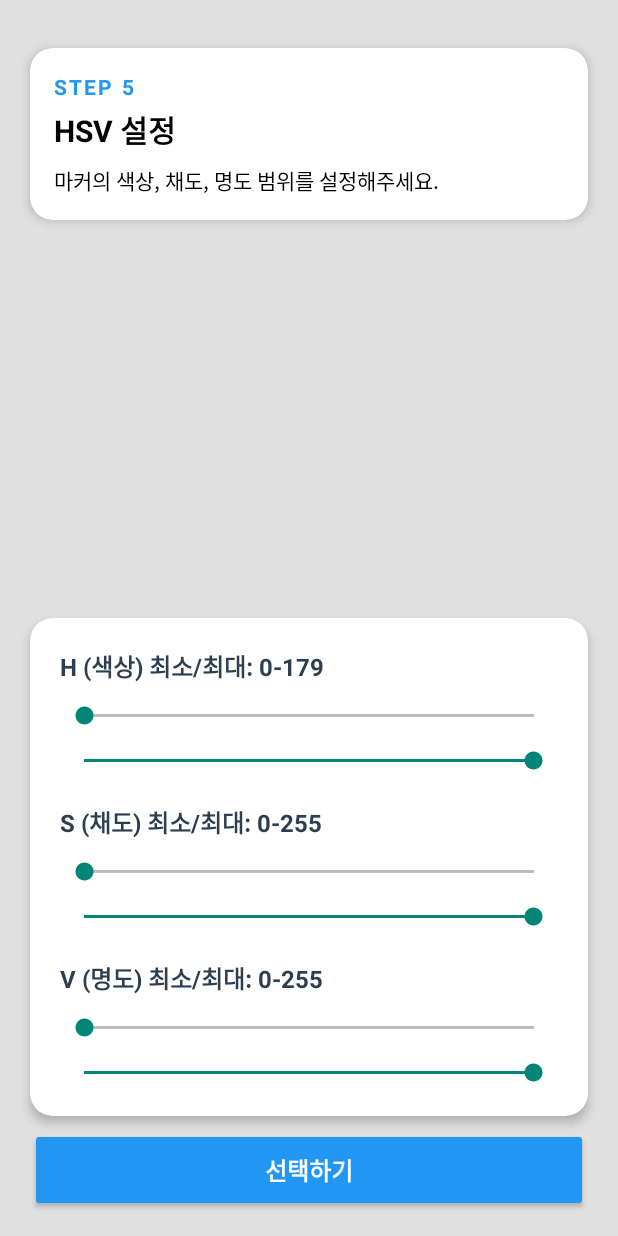
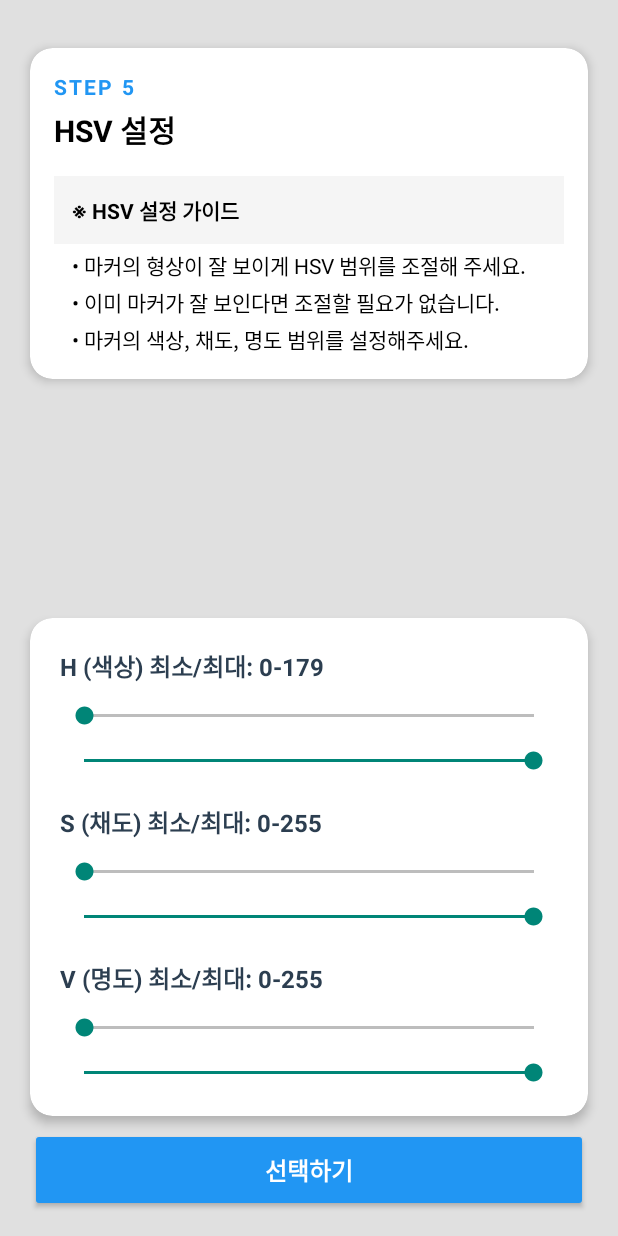
Before and after one commit to RTES-Lab/2024-proj-xtwice, an Android app: the HSVActivity screen opened directly, with no data from a screen before it, on a phone screen of 412 x 824 dp. Run offline under Robolectric (Android 15) with nearby library versions, the phone set to English and light mode, and no system bars; libraries missing offline, so code that uses them is left out: org.opencv.android, org.opencv.core, org.opencv.imgproc; 2 statements that could not run were skipped.

Commit message:
Update guide description

```diff
--- a/app/src/main/res/layout/activity_hsv.xml
+++ b/app/src/main/res/layout/activity_hsv.xml
@@ -42,12 +42,27 @@
                 android:textStyle="bold"/>
 
             <TextView
-                android:layout_width="wrap_content"
+                android:layout_width="match_parent"
                 android:layout_height="wrap_content"
-                android:layout_marginTop="8dp"
-                android:text="마커의 색상, 채도, 명도 범위를 설정해주세요."
-                android:textColor="#000000"
-                android:textSize="14sp"/>
+                android:layout_marginTop="16dp"
+                android:background="#F5F5F5"
+                android:padding="12dp"
+                android:textSize="14sp"
+                android:lineSpacingExtra="4dp"
+                android:text="※ HSV 설정 가이드"
+                android:textStyle="bold"
+                android:textColor="#000000"/>
+
+            <TextView
+                android:layout_width="match_parent"
+                android:layout_height="wrap_content"
+                android:layout_marginTop="4dp"
+                android:paddingHorizontal="12dp"
+                android:textSize="14sp"
+                android:lineSpacingExtra="4dp"
+                android:text="• 마커의 형상이 잘 보이게 HSV 범위를 조절해 주세요.\n• 이미 마커가 잘 보인다면 조절할 필요가 없습니다.\n• 마커의 색상, 채도, 명도 범위를 설정해주세요."
+                android:textColor="#000000"/>
+
         </LinearLayout>
     </androidx.cardview.widget.CardView>
 
--- a/app/src/main/res/layout/activity_marker_center.xml
+++ b/app/src/main/res/layout/activity_marker_center.xml
@@ -90,7 +90,7 @@
                 android:paddingHorizontal="12dp"
                 android:textSize="14sp"
                 android:lineSpacingExtra="4dp"
-                android:text="• 마커가 움직일 것으로 예상되는 범위보다 여유있게 설정해주세요.\n• 너무 타이트하게 설정하면 마커 추적이 어려울 수 있습니다."
+                android:text="• 아래 있는 바를 이용하여 네모 박스 크기를 조절할 수 있습니다.\n• 마커가 움직일 것으로 예상되는 범위보다 여유있게 설정해주세요.\n• 너무 타이트하게 설정하면 마커 추적이 어려울 수 있습니다."
                 android:textColor="#000000"/>
         </LinearLayout>
     </androidx.cardview.widget.CardView>
@@ -126,7 +126,7 @@
                 android:id="@+id/roiSizeTextView"
                 android:layout_width="wrap_content"
                 android:layout_height="wrap_content"
-                android:text="ROI 크기: 5 px"
+                android:text="네모 박스 크기: 5 px"
                 android:textColor="#2C3E50"
                 android:textSize="16sp"
                 android:textStyle="bold"/>
--- a/app/src/main/res/layout/activity_start.xml
+++ b/app/src/main/res/layout/activity_start.xml
@@ -147,7 +147,7 @@
                 android:layout_marginTop="16dp"
                 android:textSize="14sp"
                 android:lineSpacingExtra="4dp"
-                android:text="• 동영상 길이는 10초 이상 촬영해주세요.\n• 정확한 결함 탐지를 위해 최소 2400프레임이 필요합니다.\n• 지원되는 동영상 형식: MP4, AVI, MOV, MKV"
+                android:text="• 동영상 길이는 10초 이상 촬영해주세요.\n• 정확한 결함 탐지를 위해서는 최소 2400프레임이 필요합니다. (예: 240fps로 촬영 시 10초 = 2400프레임)\n• 지원되는 동영상 형식: MP4, AVI, MOV, MKV"
                 android:textColor="#000000"/>
         </LinearLayout>
     </androidx.cardview.widget.CardView>
```
Also changed, not shown: app/src/main/res/layout/activity_roi.xml (+1 -8 lines), 27 other files.
